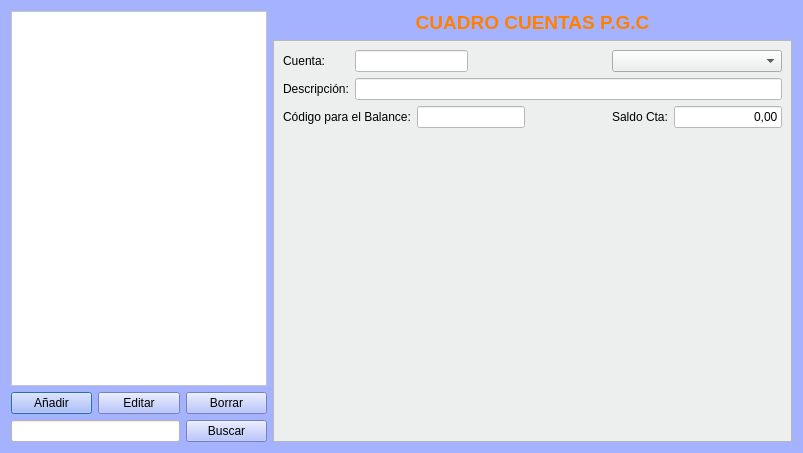
The window that Zona_Contabilidad/frmcuadro_cuentas.ui (arcnexus/RedFoX) describes before a commit, drawn with Qt 5.
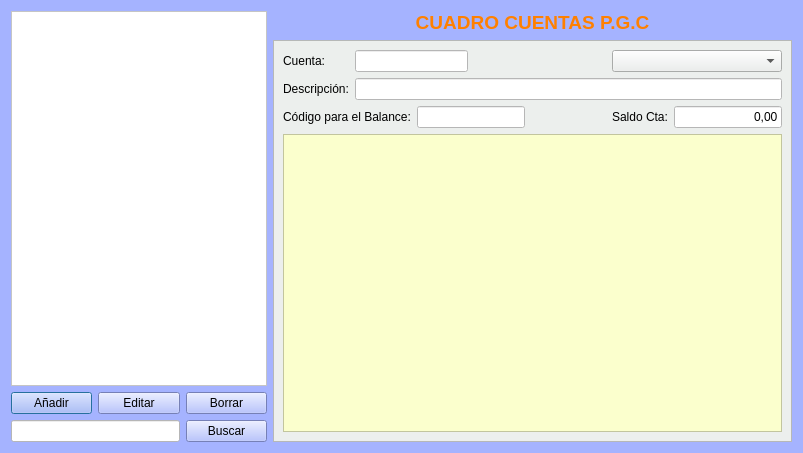
The same window after the commit. Icons and pictures are not drawn.

Commit message: cambios cuadro cuentas

The edit to the form file:
```diff
--- a/Zona_Contabilidad/frmcuadro_cuentas.ui
+++ b/Zona_Contabilidad/frmcuadro_cuentas.ui
@@ -108,14 +108,14 @@
         </property>
        </widget>
       </item>
-      <item row="2" column="0" colspan="2">
+      <item row="3" column="0" colspan="2">
        <widget class="QLabel" name="label_3">
         <property name="text">
          <string>Código para el Balance:</string>
         </property>
        </widget>
       </item>
-      <item row="2" column="2" colspan="2">
+      <item row="3" column="2" colspan="2">
        <widget class="QLineEdit" name="txtcodigo_balance">
         <property name="maximumSize">
          <size>
@@ -152,14 +152,27 @@
         </property>
        </widget>
       </item>
-      <item row="2" column="5">
+      <item row="3" column="4">
+       <spacer name="horizontalSpacer_2">
+        <property name="orientation">
+         <enum>Qt::Horizontal</enum>
+        </property>
+        <property name="sizeHint" stdset="0">
+         <size>
+          <width>40</width>
+          <height>20</height>
+         </size>
+        </property>
+       </spacer>
+      </item>
+      <item row="3" column="5">
        <widget class="QLabel" name="label_4">
         <property name="text">
          <string>Saldo Cta:</string>
         </property>
        </widget>
       </item>
-      <item row="2" column="6">
+      <item row="3" column="6">
        <widget class="QLineEdit" name="txtsaldo_cta">
         <property name="maximumSize">
          <size>
@@ -178,32 +191,6 @@
         </property>
        </widget>
       </item>
-      <item row="3" column="1">
-       <spacer name="verticalSpacer">
-        <property name="orientation">
-         <enum>Qt::Vertical</enum>
-        </property>
-        <property name="sizeHint" stdset="0">
-         <size>
-          <width>20</width>
-          <height>299</height>
-         </size>
-        </property>
-       </spacer>
-      </item>
-      <item row="2" column="4">
-       <spacer name="horizontalSpacer_2">
-        <property name="orientation">
-         <enum>Qt::Horizontal</enum>
-        </property>
-        <property name="sizeHint" stdset="0">
-         <size>
-          <width>40</width>
-          <height>20</height>
-         </size>
-        </property>
-       </spacer>
-      </item>
       <item row="0" column="3" colspan="2">
        <spacer name="horizontalSpacer">
         <property name="orientation">
@@ -217,6 +204,14 @@
         </property>
        </spacer>
       </item>
+      <item row="4" column="0" colspan="7">
+       <widget class="QTableView" name="tableView">
+        <property name="styleSheet">
+         <string notr="true">background-color: rgb(251, 255, 205);
+alternate-background-color: rgb(255, 255, 255);</string>
+        </property>
+       </widget>
+      </item>
      </layout>
     </widget>
    </item>
```
